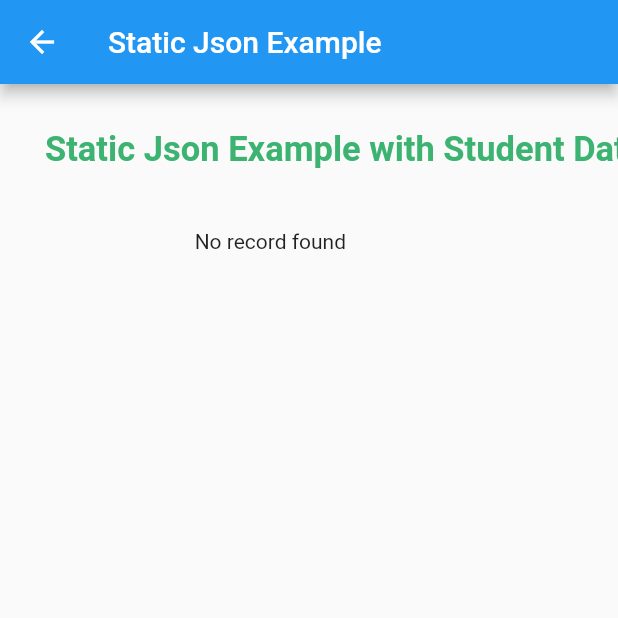
After one commit to pravnviji/Flutter, a Flutter app: the StaticJson screen opened directly, on a phone screen of 412 x 824 dp, the top half of it. The commit adds this screen. Run offline on Flutter 3.47's test engine with Material 2 defaults, Android fonts, the phone set to English and light mode, and no system bars; Roboto replaces fonts that are missing (Arial).

Commit message:
Feature] - Static Json using Listview

```diff
--- a/lib/button.dart
+++ b/lib/button.dart
@@ -4,11 +4,9 @@ import 'package:flutter/material.dart';
 class FancyButton extends StatelessWidget {
   FancyButton(
       {@required this.onPressedHandler,
-      @required this.questionIndex,
       @required this.answerText});
 
   final Function onPressedHandler;
-  final int questionIndex;
   final String answerText;
 
   @override
--- a/lib/intro.dart
+++ b/lib/intro.dart
@@ -1,5 +1,6 @@
 import 'package:flutter/material.dart';
 import 'package:NewFlutterApp/statepage.dart';
+import 'package:NewFlutterApp/staticjson.dart';
 
 class IntroPage extends StatefulWidget {
   final String title;
@@ -21,16 +22,29 @@ class _IntroPageState extends State<IntroPage> {
         RaisedButton(
           onPressed: _fireStateFunction,
           child: (Text('State Example')),
+        ),
+        RaisedButton(
+          onPressed: _staticJsonAction,
+          child: (Text('Static Json Example')),
         )
       ])),
     );
   }
 
+
   void _fireStateFunction() {
     print('State Example pressed');
     Navigator.push(
       context,
-      MaterialPageRoute(builder: (context) => StatePage()),
+      MaterialPageRoute(builder: (context) => StatePage(title:'State Page Example')),
+    );
+  }
+
+  void _staticJsonAction() {
+    print('Static Json Button pressed');
+    Navigator.push(
+      context,
+      MaterialPageRoute(builder: (context) => StaticJson(title:'Static Json Example')),
     );
   }
 }
--- a/lib/main.dart
+++ b/lib/main.dart
@@ -1,9 +1,14 @@
+
 import 'package:flutter/material.dart';
 import 'package:NewFlutterApp/intro.dart';
 
 void main() {
+  FlutterError.onError = (FlutterErrorDetails details) {
+    FlutterError.dumpErrorToConsole(details);
+  };
   runApp(MyApp());
 }
+
 
 class MyApp extends StatefulWidget {
   @override
--- /dev/null
+++ b/lib/model/EmployeeModel.dart
@@ -0,0 +1,20 @@
+class EmployeeModel {
+  String id, name, salary, age, profileimage;
+  EmployeeModel({
+    this.id,
+    this.name,
+    this.age,
+    this.salary,
+    this.profileimage,
+  });
+
+  factory EmployeeModel.fromJson(Map<String, dynamic> parsedJson) {
+    return EmployeeModel(
+        id: parsedJson['id'],
+        name: parsedJson['employee_name'],
+        age: parsedJson['employee_age'],
+        salary: parsedJson['employee_salary'],
+        profileimage: parsedJson['profile_image']
+        );
+  }
+}
--- /dev/null
+++ b/lib/model/StudentModel.dart
@@ -0,0 +1,12 @@
+class StudentModel {
+  String studentId;
+  String studentName;
+  int studentScores;
+  StudentModel({this.studentId, this.studentName, this.studentScores});
+  factory StudentModel.fromJson(Map<String, dynamic> parsedJson) {
+    return StudentModel(
+        studentId: parsedJson['id'],
+        studentName: parsedJson['name'],
+        studentScores: parsedJson['score']);
+  }
+}
--- /dev/null
+++ b/lib/staticjson.dart
@@ -0,0 +1,138 @@
+import 'dart:developer';
+import 'dart:async';
+import 'dart:convert';
+
+import 'package:NewFlutterApp/HexColor.dart';
+import 'package:NewFlutterApp/model/EmployeeModel.dart';
+import 'package:flutter/material.dart';
+import 'package:flutter/services.dart' show rootBundle;
+import 'package:NewFlutterApp/model/StudentModel.dart';
+import 'package:http/http.dart' as http;
+
+class StaticJson extends StatefulWidget {
+  StaticJson({Key key, this.title}) : super(key: key);
+
+  final String title;
+
+  @override
+  _StaticJson createState() => _StaticJson();
+}
+
+class _StaticJson extends State<StaticJson> {
+  final ScrollController _scrollController = new ScrollController();
+  Future<EmployeeModel> employeeDetails;
+  List<StudentModel> student;
+
+  @override
+  void initState() {
+    super.initState();
+    _loadStudent();
+  //  employeeDetails = _getEmployeeDetails();
+  }
+
+  dispose() {
+    super.dispose();
+  }
+
+  @override
+  Widget build(BuildContext context) {
+    // TODO: implement build
+    return Scaffold(
+        appBar: AppBar(
+          // Here we take the value from the MyHomePage object that was created by
+          // the App.build method, and use it to set our appbar title.
+          title: Text(widget.title),
+        ),
+        body:
+
+            Wrap(
+              direction:Axis.vertical,
+              alignment: WrapAlignment.center,
+              crossAxisAlignment: WrapCrossAlignment.center,
+              spacing:10.0,
+              runSpacing: 20.0,
+              children: [
+                new Container(
+                  margin: EdgeInsets.fromLTRB(30, 30, 30, 30),
+                  child: Text("Static Json Example with Student Data",
+                      style: TextStyle(
+                          fontSize: 23,
+                          fontWeight: FontWeight.bold,
+                          fontFamily: 'Arial',
+                          color: HexColor('#3CB371'))),
+                ),
+                new Container(
+                  width: 200,
+                  height: 300,
+                  child: Scrollbar(
+                    isAlwaysShown: true,
+                    controller: _scrollController,
+                    child: (student != null)
+                        ? ListView.builder(
+                            itemCount: student.length,
+                            itemBuilder: (context, index) {
+                              return ListTile(
+                                  title: Text(student[index].studentName),
+                                  subtitle: Text("Score -- " +
+                                      student[index].studentScores.toString()));
+                            })
+                        : new Text('No record found'),
+                  ),
+                )/*,
+                new Container(
+                  width:200,
+                  height:300,
+                 child: projectWidget(),
+                )*/
+              ],
+            )// This trailing comma makes auto-formatting nicer for build methods.
+        );
+  }
+
+Future<EmployeeModel> _getEmployeeDetails() async {
+  print('---getEmployeeDetails---');
+   final response = await http.get('http://dummy.restapiexample.com/api/v1/employees');
+  if (response.statusCode == 200) {
+    debugger();
+    var jsonResult = json.decode(response.body);
+    debugger();
+    return EmployeeModel.fromJson(jsonResult['data']);
+  }
+}
+
+Widget projectWidget() {
+  return FutureBuilder(
+   future: employeeDetails,
+   builder: (context, snapshot) {
+    if (snapshot.hasData) {
+      return  ListView.builder(
+                            itemCount: snapshot.data.length,
+                            itemBuilder: (context, index) {
+
+                                debugger();
+                              return ListTile(
+                                  title: Text(snapshot.data.name));
+                            });
+    } else if (snapshot.hasError) {
+      return Text("${snapshot.error}");
+    }
+
+    // By default, show a loading spinner.
+    return CircularProgressIndicator();
+   },
+  );
+}
+
+  Future<String> _loadStudentAsset() async {
+    return await rootBundle.loadString('../assets/mock/Student.json');
+  }
+
+  void _loadStudent() {
+    _loadStudentAsset().then((response) {
+      setState(() {
+        Iterable list = json.decode(response);
+        student = list.map((model) => StudentModel.fromJson(model)).toList();
+      });
+    });
+  }
+}
--- a/pubspec.yaml
+++ b/pubspec.yaml
@@ -30,6 +30,8 @@ dependencies:
   cupertino_icons: ^0.1.3
 
 dev_dependencies:
+  json_serializable: ^3.3.0
+  http: ^0.12.1
   flutter_test:
     sdk: flutter
 
```
Also changed, not shown: assets/mock/Employee.json (added, +173 -0 lines), assets/mock/Student.json (added, +47 -0 lines), lib/quiz.dart (added, +38 -0 lines), lib/result.dart (added, +10 -0 lines), lib/statepage.dart (+12 -40 lines), lib/futurebuilderdynamic.dart (added), pubspec.lock, 1 other file.
